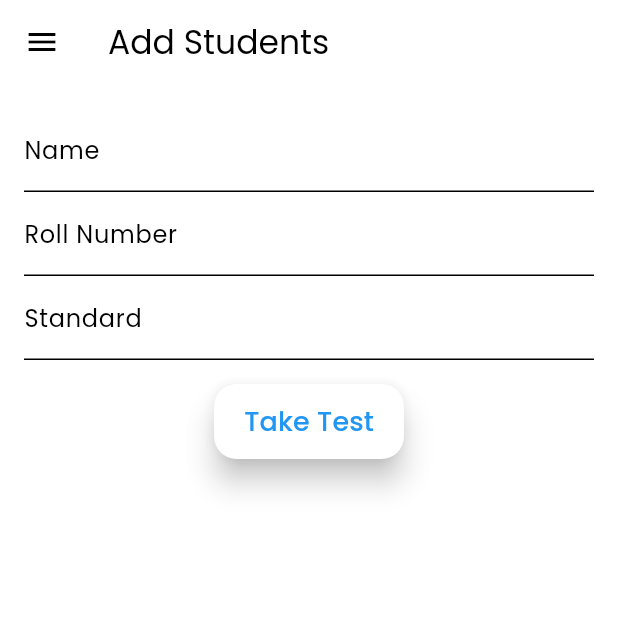
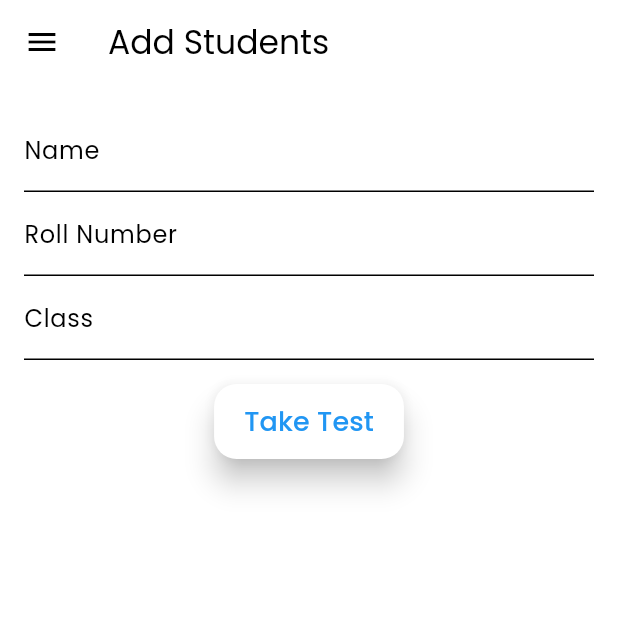
Before and after one commit to SahilDhanwani/SIH_23, a Flutter app: the addstudent screen opened directly, on a phone screen of 412 x 824 dp, the top half of it. Run offline on Flutter 3.47's test engine with Material 3 defaults, Android fonts, the phone set to English and light mode, and no system bars; our stand-ins replace audioplayers, cloud_firestore, firebase_auth, firebase_core, firebase_database, fluttertoast and 6 more; missing offline and left inert: dialog_flowtter, headset_connection_event, noise_meter, syncfusion_flutter_pdf; accounts and stored records are empty; project files that could hold a hidden picture were left out.

```diff
--- a/lib/main.dart
+++ b/lib/main.dart
@@ -5,6 +5,8 @@ import 'package:sih_23_audiometer/object/admin.dart';
 import 'package:sih_23_audiometer/object/student.dart';
 import 'package:sih_23_audiometer/pages/Calibration.dart';
 import 'package:sih_23_audiometer/pages/LocaleString.dart';
+import 'package:sih_23_audiometer/pages/addstudent.dart';
+import 'package:sih_23_audiometer/pages/adminhome.dart';
 import 'package:sih_23_audiometer/pages/chatbot.dart';
 import 'package:sih_23_audiometer/pages/dashbord.dart';
 import 'package:sih_23_audiometer/pages/graph.dart';
@@ -56,13 +58,13 @@ class MyApp extends StatelessWidget {
       theme: MyTheme.lightTheme(context),
       darkTheme: MyTheme.darkTheme(context),
       debugShowCheckedModeBanner: false,
-
-      initialRoute: MyRoutes.Welcome,
+      initialRoute: MyRoutes.studadmin,
       routes: {
         MyRoutes.backgroundNoise: (context) => const BackgroundNoise(),
         MyRoutes.leftear: (context) => const LeftEar(),
         MyRoutes.chatbot: (context) => const ChatBot(),
-        MyRoutes.rightear: (context) => const RightEar(leftValues: [80, 80, 80, 80, 80, 80]),
+        MyRoutes.rightear: (context) =>
+            const RightEar(leftValues: [80, 80, 80, 80, 80, 80]),
         MyRoutes.graph: (context) => const Graph(
             leftValues: [80, 80, 80, 80, 80, 80],
             rightValues: [80, 80, 80, 80, 80, 80]),
@@ -75,6 +77,8 @@ class MyApp extends StatelessWidget {
         MyRoutes.studenthome: (context) => studenthome(temp2),
         MyRoutes.Dashboard: (context) => const Dashboard(),
         MyRoutes.Welcome: (context) => const Welcome(),
+        // MyRoutes.adminhome: (context) => adminhome(username: 'fg'),
+        // MyRoutes.addstudent: (context) => const addstudent(),
       },
     );
   }
--- a/lib/pages/addstudent.dart
+++ b/lib/pages/addstudent.dart
@@ -1,26 +1,20 @@
 import 'package:flutter/material.dart';
 import 'package:cloud_firestore/cloud_firestore.dart';
-import 'package:sih_23_audiometer/object/student.dart';
-import 'package:sih_23_audiometer/pages/background_noise.dart';
 import 'package:sih_23_audiometer/utils/routes.dart';
 
-// ignore: camel_case_types, must_be_immutable
 class addstudent extends StatelessWidget {
-  final TextEditingController nameController = TextEditingController();
-  final TextEditingController rollNoController = TextEditingController();
-  final TextEditingController classController = TextEditingController();
+  final TextEditingController _nameController = TextEditingController();
+  final TextEditingController _rollNoController = TextEditingController();
+  final TextEditingController _classController = TextEditingController();
 
   final CollectionReference studentsCollection =
       FirebaseFirestore.instance.collection('students');
 
-  addstudent({super.key});
-
-  Student temp = Student();
   @override
   Widget build(BuildContext context) {
     return Scaffold(
       appBar: AppBar(
-        title: const Text('Add Students'),
+        title: Text('Add Students'),
       ),
       drawer: Drawer(
         child: ListView(
@@ -50,38 +44,34 @@ class addstudent extends StatelessWidget {
         ),
       ),
       body: Padding(
-        padding: const EdgeInsets.all(16.0),
+        padding: EdgeInsets.all(16.0),
         child: Column(
           children: [
             TextFormField(
-              controller: nameController,
+              controller: _nameController,
               decoration: const InputDecoration(
                 labelText: 'Name',
                 hintText: 'Enter student name',
               ),
             ),
             TextFormField(
-              controller: rollNoController,
+              controller: _rollNoController,
               decoration: const InputDecoration(
                 labelText: 'Roll Number',
                 hintText: 'Enter roll number',
               ),
             ),
             TextFormField(
-              controller: classController,
+              controller: _classController,
               decoration: const InputDecoration(
-                labelText: 'Standard',
-                hintText: 'Enter student year',
+                labelText: 'Class',
+                hintText: 'Enter student class',
               ),
             ),
             const SizedBox(height: 16.0),
             ElevatedButton(
               onPressed: () {
-                temp.name = nameController.text.toString();
-                temp.rollNo = rollNoController.text.toString();
-                temp.std = classController.text.toString();
-                Navigator.of(context).push(MaterialPageRoute(
-                    builder: (context) => const BackgroundNoise()));
+                Navigator.pushNamed(context, MyRoutes.backgroundNoise);
               },
               style: ElevatedButton.styleFrom(
                 elevation: 8,
--- a/lib/pages/studadmin.dart
+++ b/lib/pages/studadmin.dart
@@ -2,7 +2,6 @@ import 'package:flutter/material.dart';
 import 'package:sih_23_audiometer/utils/routes.dart';
 import 'package:sih_23_audiometer/widgets/themes.dart';
 
-// ignore: camel_case_types
 class studadmin extends StatelessWidget {
   const studadmin({super.key});
 
```
